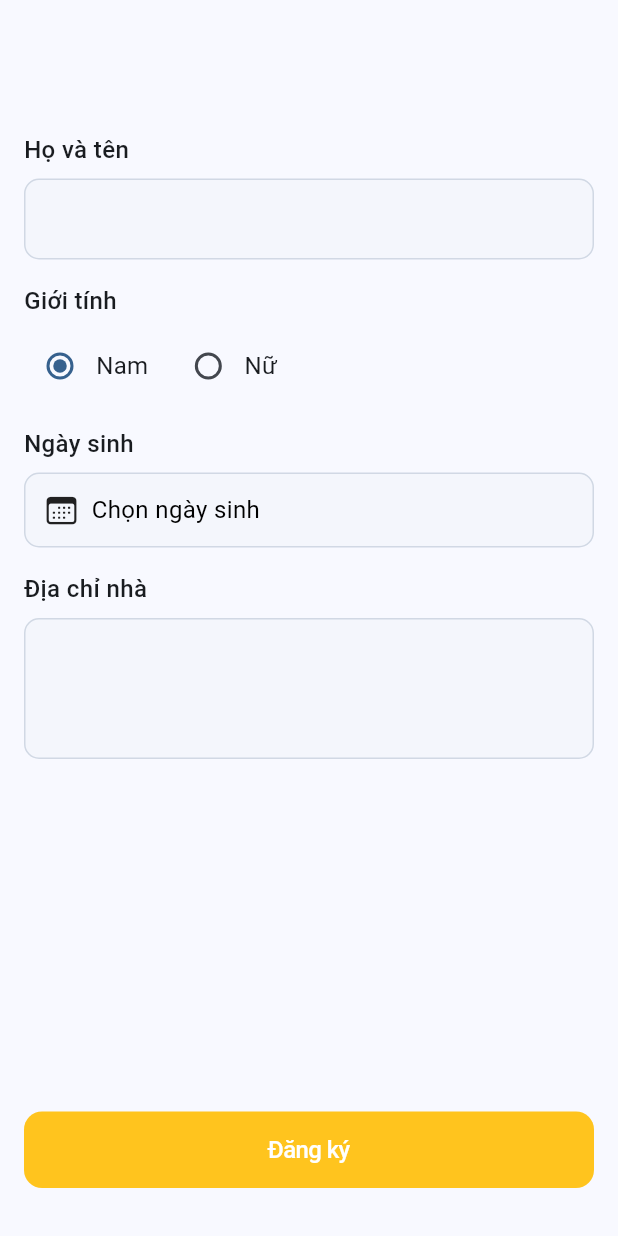
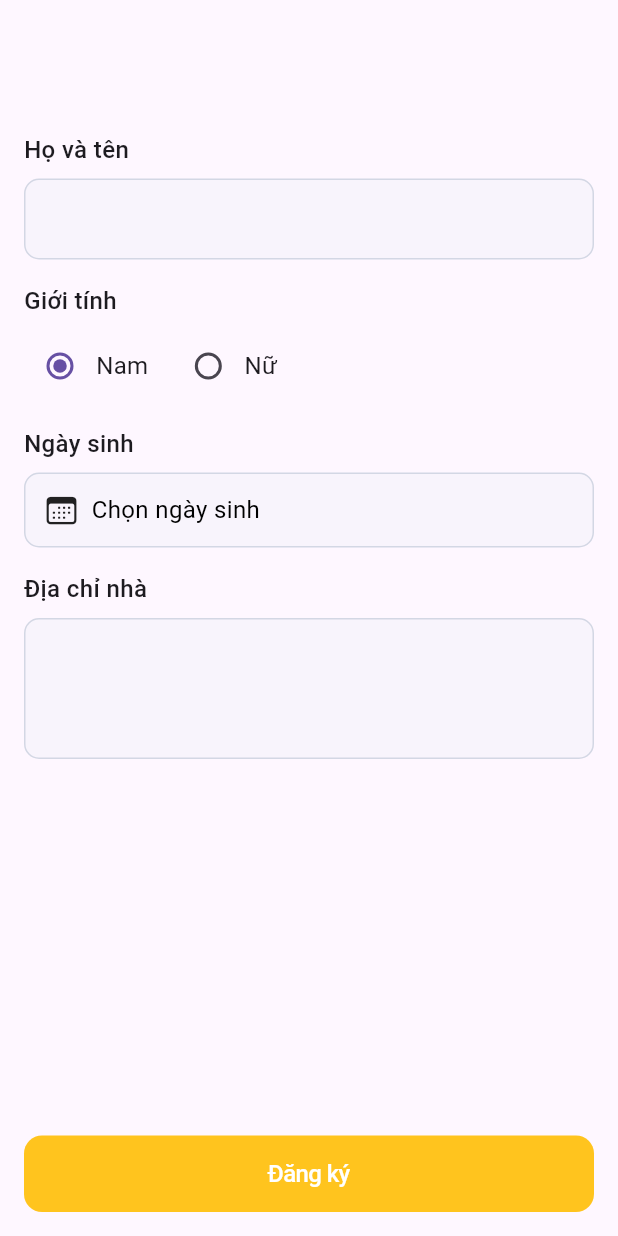
Before and after one commit to pvduc-dev/drunkdriver, a Flutter app: the ProfileCreationScreen screen opened by its route, on a phone screen of 412 x 824 dp. Run offline on Flutter 3.47's test engine with Material 3 defaults, Android fonts, the phone set to English and light mode, and no system bars; our stand-ins replace dio, pinput.

Commit message:
Refactor UI and update initial route handling
Changed the app's initial route to '/register' for better flow. Simplified layouts by removing unnecessary paddings and redundant widget nesting. Updated minor text and alignment issues to improve code readability and maintain consistency.

```diff
--- a/lib/screens/profile_creation_screen.dart
+++ b/lib/screens/profile_creation_screen.dart
@@ -30,7 +30,7 @@ class _ProfileCreationScreenState extends State<ProfileCreationScreen> {
                     crossAxisAlignment: CrossAxisAlignment.start,
                     children: [
                       Text(
-                        'Họ và tên',
+                        'Họ và tên',
                         style: TextStyle(
                           fontSize: 16.0,
                           fontWeight: FontWeight.w500,
@@ -53,9 +53,8 @@ class _ProfileCreationScreenState extends State<ProfileCreationScreen> {
                       ),
                     ],
                   ),
-                  Padding(
-                    padding: const EdgeInsets.only(top: 16.0),
-                    child: Column(
+                  SizedBox(height: 16.0),
+                  Column(
                     crossAxisAlignment: CrossAxisAlignment.start,
                     children: [
                       Text(
@@ -93,10 +92,8 @@ class _ProfileCreationScreenState extends State<ProfileCreationScreen> {
                       ),
                     ],
                   ),
-                  ),
-                  Padding(
-                    padding: const EdgeInsets.only(top: 16.0),
-                    child: Column(
+                  SizedBox(height: 16.0),
+                  Column(
                     crossAxisAlignment: CrossAxisAlignment.start,
                     children: [
                       Text(
@@ -140,14 +137,12 @@ class _ProfileCreationScreenState extends State<ProfileCreationScreen> {
                       ),
                     ],
                   ),
-                  ),
-                  Padding(
-                    padding: const EdgeInsets.only(top: 16.0),
-                    child: Column(
+                  SizedBox(height: 16.0),
+                  Column(
                     crossAxisAlignment: CrossAxisAlignment.start,
                     children: [
                       Text(
-                          'Địa chỉ nhà',
+                        'Địa chỉ nhà',
                         style: TextStyle(
                           fontSize: 16.0,
                           fontWeight: FontWeight.w500,
@@ -168,18 +163,15 @@ class _ProfileCreationScreenState extends State<ProfileCreationScreen> {
                       ),
                     ],
                   ),
-                  ),
                 ],
               ),
               Expanded(child: Container()),
-              Padding(
-                padding: const EdgeInsets.only(bottom: 16.0),
-                child: PrimaryButton(
+              SizedBox(height: 16.0),
+              PrimaryButton(
                 onPressed: () {
                   // Add your action here
                 },
-                  text: 'Đăng ký',
-                ),
+                text: 'Đăng ký',
               ),
             ],
           ),
```
Also changed, not shown: lib/main.dart (+1 -7 lines), lib/screens/register_screen.dart (+12 -23 lines). Lines whose indentation alone changed are shown as unchanged.
